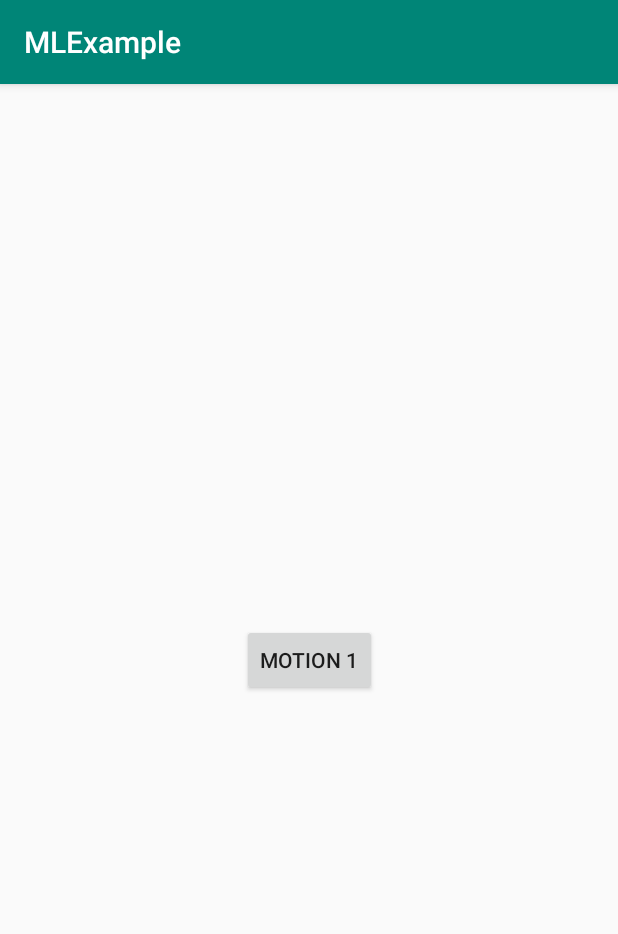
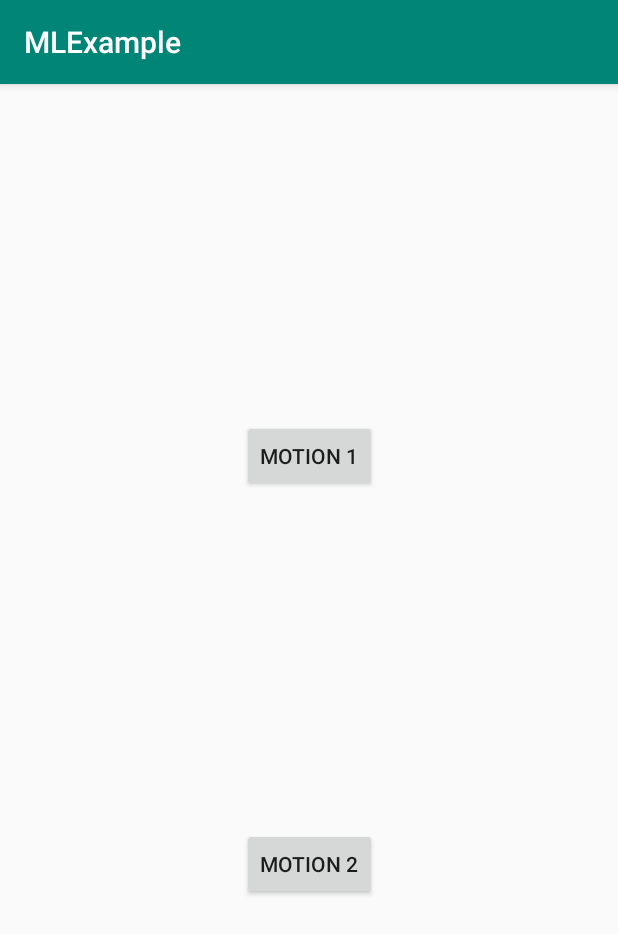
Before and after one commit to TalhaTZA/AndroidKotlin_MotionLayoutDemo, an Android app: the screen it shows after launch (MainActivity), on a phone screen of 412 x 824 dp. Shown: the top 934 px of the screen. Run offline under Robolectric (Android 15) with nearby library versions, the phone set to English and light mode, and no system bars; our stand-ins replace data binding.

Commit message:
ADD basic motion 2 with constraint set

```diff
--- a/app/src/main/AndroidManifest.xml
+++ b/app/src/main/AndroidManifest.xml
@@ -18,6 +18,8 @@
         </activity>
         <activity android:name=".MotionBasic1Activity">
         </activity>
+        <activity android:name=".MotionBasic2Activity">
+        </activity>
     </application>
 
 </manifest>
--- a/app/src/main/java/kt/enterprises/com/mlexample/MainActivity.kt
+++ b/app/src/main/java/kt/enterprises/com/mlexample/MainActivity.kt
@@ -20,6 +20,7 @@ class MainActivity : AppCompatActivity() , View.OnClickListener {
 
         mBinding.apply {
             btnMotion1.setOnClickListener(this@MainActivity)
+            btnMotion2.setOnClickListener(this@MainActivity)
         }
 
 
@@ -34,6 +35,10 @@ class MainActivity : AppCompatActivity() , View.OnClickListener {
                 startActivity(Intent(this@MainActivity,MotionBasic1Activity::class.java))
             }
 
+            R.id.btn_motion_2 ->{
+                startActivity(Intent(this@MainActivity,MotionBasic2Activity::class.java))
+            }
+
         }
     }
 }
--- a/app/src/main/res/layout/activity_main.xml
+++ b/app/src/main/res/layout/activity_main.xml
@@ -15,14 +15,19 @@
                 android:layout_width="wrap_content"
                 android:layout_height="wrap_content"
                 android:id="@+id/btn_motion_1"
-                android:layout_marginTop="8dp"
                 app:layout_constraintTop_toTopOf="parent"
-                app:layout_constraintStart_toStartOf="parent"
-                android:layout_marginStart="8dp"
-                app:layout_constraintEnd_toEndOf="parent"
-                android:layout_marginEnd="8dp"
-                android:layout_marginBottom="8dp"
-                app:layout_constraintBottom_toBottomOf="parent"/>
+                app:layout_constraintBottom_toTopOf="@+id/btn_motion_2" app:layout_constraintStart_toStartOf="parent"
+                android:layout_marginStart="8dp" app:layout_constraintEnd_toEndOf="parent"
+                android:layout_marginEnd="8dp"/>
+
+        <Button
+                android:text="Motion 2"
+                android:layout_width="wrap_content"
+                android:layout_height="wrap_content"
+                android:id="@+id/btn_motion_2"
+                app:layout_constraintBottom_toBottomOf="parent" app:layout_constraintTop_toBottomOf="@+id/btn_motion_1"
+                app:layout_constraintStart_toStartOf="parent" android:layout_marginStart="8dp"
+                app:layout_constraintEnd_toEndOf="parent" android:layout_marginEnd="8dp"/>
 
 
     </androidx.constraintlayout.widget.ConstraintLayout>
```
Also changed, not shown: app/src/main/java/kt/enterprises/com/mlexample/MotionBasic2Activity.kt (added, +12 -0 lines), app/src/main/res/layout/activity_motion_basic2.xml (added, +26 -0 lines), app/src/main/res/xml/scene_2.xml (added, +39 -0 lines).
